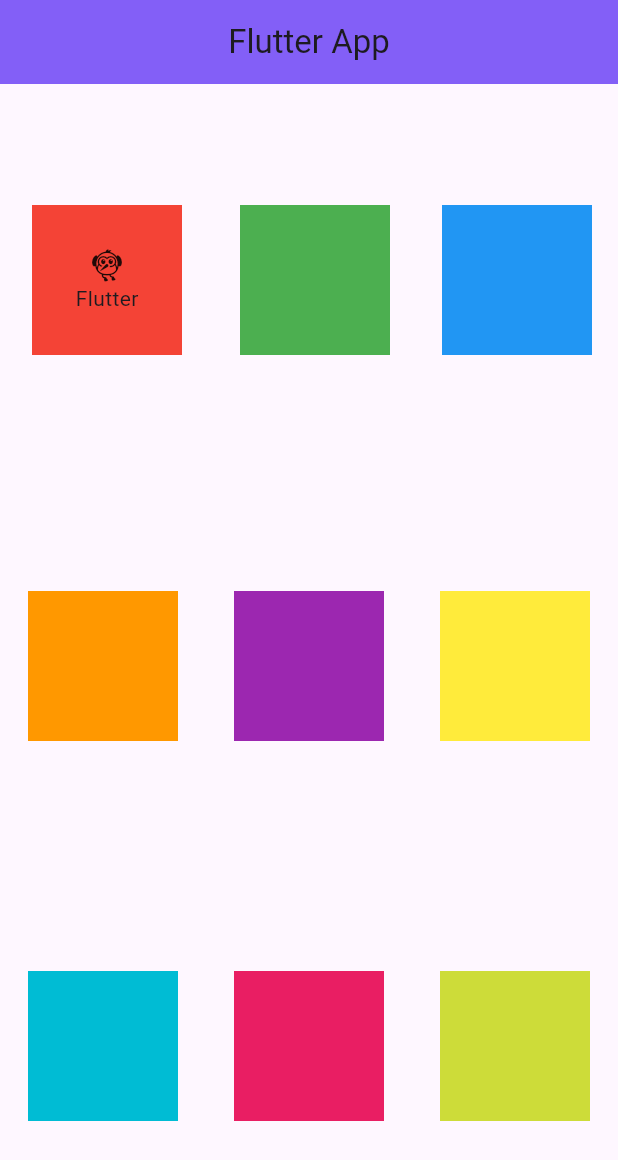
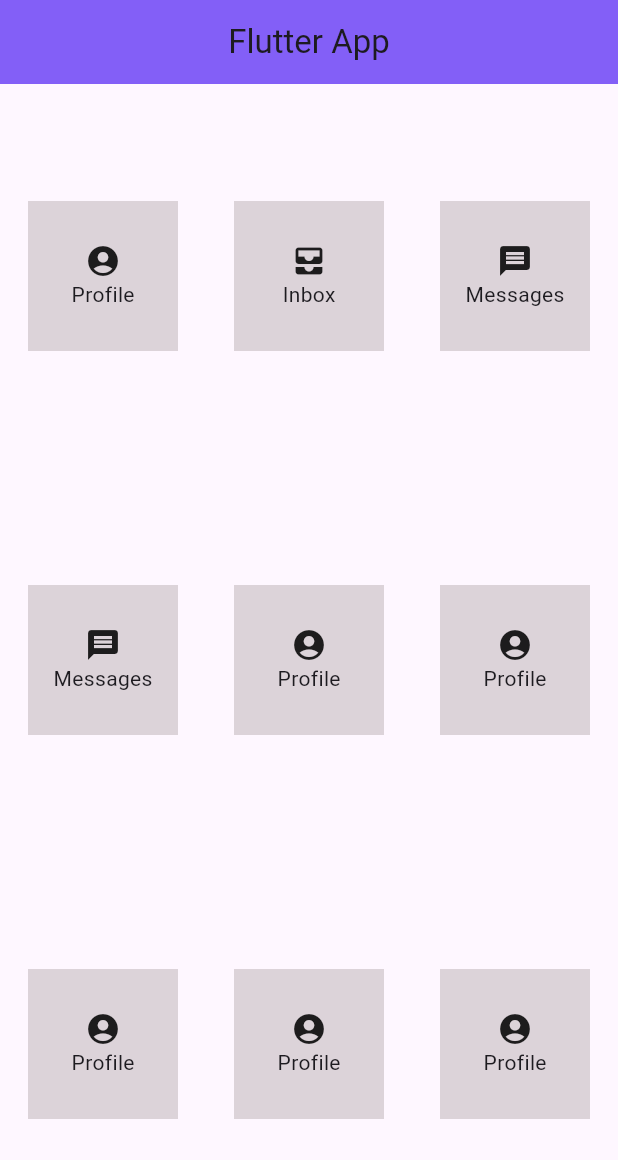
Before and after one commit to T5xb/flutter-hw, a Flutter app: the screen it shows after launch, on a phone screen of 412 x 824 dp. Shown: the top 1160 px of the screen. Run offline on Flutter 3.47's test engine with Material 3 defaults, Android fonts, the phone set to English and light mode, and no system bars.

Commit message:
Updated icons and names

```diff
--- a/lib/screens/home_screen.dart
+++ b/lib/screens/home_screen.dart
@@ -18,28 +18,40 @@ class HomeScreen extends StatelessWidget {
               mainAxisAlignment: MainAxisAlignment.spaceAround,
               children: [
                 Container(
-                  margin: EdgeInsets.all(4),
                   width: 100,
                   height: 100,
-                  color: Colors.red,
+                  color: const Color.fromARGB(53, 92, 75, 74),
                   child: Column(
                     mainAxisAlignment: MainAxisAlignment.center,
                     children: [
-                      Icon(Icons.flutter_dash),
-                      Text("Flutter"),
+                      Icon(Icons.account_circle_rounded),
+                      Text("Profile"),
                     ],
                   ),
-
                 ),
                 Container(
                   width: 100,
                   height: 100,
-                  color: Colors.green,
+                  color: const Color.fromARGB(53, 92, 75, 74),
+                  child: Column(
+                    mainAxisAlignment: MainAxisAlignment.center,
+                    children: [
+                      Icon(Icons.all_inbox),
+                      Text("Inbox"),
+                    ],
+                  )
                 ),
                 Container(
                   width: 100,
                   height: 100,
-                  color: Colors.blue,
+                  color: const Color.fromARGB(53, 92, 75, 74),
+                  child: Column(
+                    mainAxisAlignment: MainAxisAlignment.center,
+                    children: [
+                      Icon(Icons.message),
+                      Text("Messages"),
+                    ],
+                  )
                 ),
               ],
             ),
@@ -49,17 +61,37 @@ class HomeScreen extends StatelessWidget {
                 Container(
                   width: 100,
                   height: 100,
-                  color: Colors.orange,
+                  color: const Color.fromARGB(53, 92, 75, 74),
+                  child: Column(
+                    mainAxisAlignment: MainAxisAlignment.center,
+                    children: [
+                      Icon(Icons.message),
+                      Text("Messages"),
+                    ],
+                  )
                 ),
                 Container(
                   width: 100,
                   height: 100,
-                  color: Colors.purple,
+                  color: const Color.fromARGB(53, 92, 75, 74),
+                  child: Column(
+                    mainAxisAlignment: MainAxisAlignment.center,
+                    children: [
+                      Icon(Icons.account_circle_rounded),
+                      Text("Profile"),
+                    ],
+                  )
                 ),
                 Container(
                   width: 100,
                   height: 100,
-                  color: Colors.yellow,
+                  color: const Color.fromARGB(53, 92, 75, 74),child: Column(
+                    mainAxisAlignment: MainAxisAlignment.center,
+                    children: [
+                      Icon(Icons.account_circle_rounded),
+                      Text("Profile"),
+                    ],
+                  )
                 ),
               ],
             ),
@@ -69,17 +101,38 @@ class HomeScreen extends StatelessWidget {
                 Container(
                   width: 100,
                   height: 100,
-                  color: Colors.cyan,
+                  color: const Color.fromARGB(53, 92, 75, 74),
+                  child: Column(
+                    mainAxisAlignment: MainAxisAlignment.center,
+                    children: [
+                      Icon(Icons.account_circle_rounded),
+                      Text("Profile"),
+                    ],
+                  )
                 ),
                 Container(
                   width: 100,
                   height: 100,
-                  color: Colors.pink,
+                  color: const Color.fromARGB(53, 92, 75, 74),
+                  child: Column(
+                    mainAxisAlignment: MainAxisAlignment.center,
+                    children: [
+                      Icon(Icons.account_circle_rounded),
+                      Text("Profile"),
+                    ],
+                  )
                 ),
                 Container(
                   width: 100,
                   height: 100,
-                  color: Colors.lime,
+                  color: const Color.fromARGB(53, 92, 75, 74),
+                  child: Column(
+                    mainAxisAlignment: MainAxisAlignment.center,
+                    children: [
+                      Icon(Icons.account_circle_rounded),
+                      Text("Profile"),
+                    ],
+                  )
                 ),
               ],
             )
```
Also changed, not shown: 1 other file.
